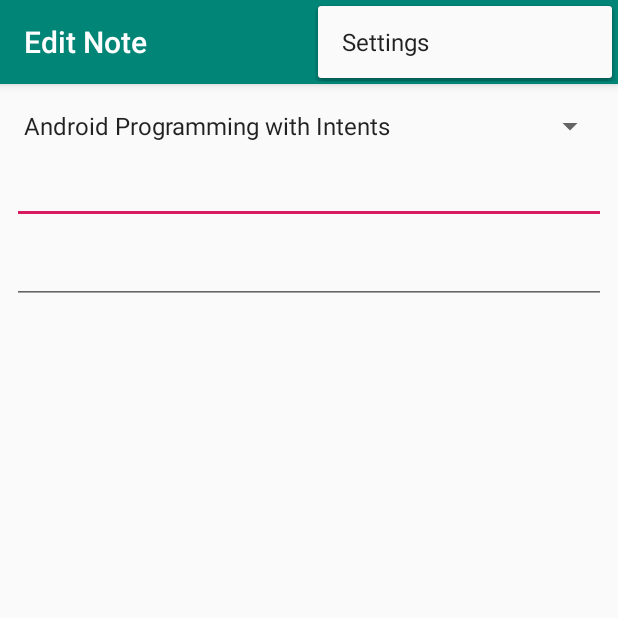
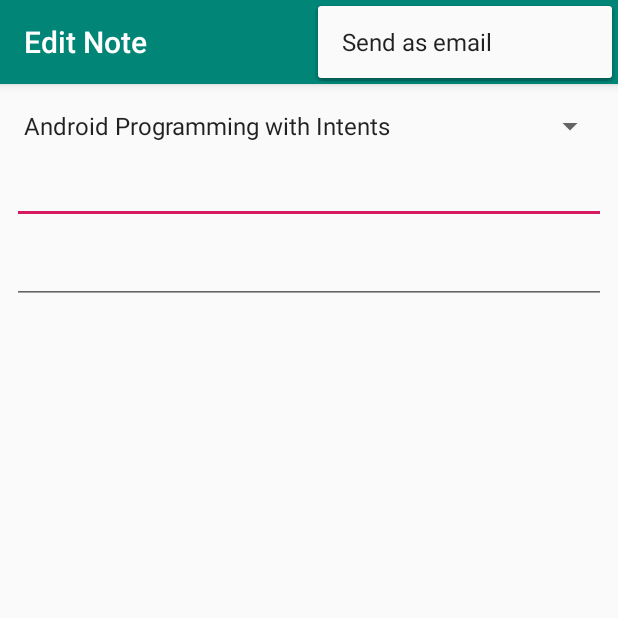
Before and after one commit to MichaelAggerholm/androidStudio_noteKeeper, an Android app: the NoteActivity screen opened directly, with no data from a screen before it, with the options menu open, on a phone screen of 412 x 824 dp, the top half of it. Run offline under Robolectric (Android 15) with nearby library versions, the phone set to English and light mode, and no system bars.

Commit message:
Tilføjet send note som email funktionalitet

```diff
--- a/app/src/main/java/com/example/notekeeper/NoteActivity.java
+++ b/app/src/main/java/com/example/notekeeper/NoteActivity.java
@@ -19,6 +19,9 @@ public class NoteActivity extends AppCompatActivity {
     public static final int POSITION_NOT_SET = -1;
     private NoteInfo mNote;
     private boolean mIsNewNote;
+    private Spinner mSpinnerCourses;
+    private EditText mTextNoteTitle;
+    private EditText mTextNoteText;
 
     @Override
     protected void onCreate(Bundle savedInstanceState) {
@@ -27,21 +30,21 @@ public class NoteActivity extends AppCompatActivity {
         Toolbar toolbar = findViewById(R.id.toolbar);
         setSupportActionBar(toolbar);
 
-        Spinner spinnerCourses = findViewById(R.id.spinner_courses);
+        mSpinnerCourses = findViewById(R.id.spinner_courses);
 
         List<CourseInfo> courses = DataManager.getInstance().getCourses();
         ArrayAdapter<CourseInfo> adapterCourses =
                 new ArrayAdapter<>(this, android.R.layout.simple_spinner_item, courses);
         adapterCourses.setDropDownViewResource(android.R.layout.simple_spinner_dropdown_item);
-        spinnerCourses.setAdapter(adapterCourses);
+        mSpinnerCourses.setAdapter(adapterCourses);
 
         readDisplayStateValues();
 
-        EditText textNoteTitle = findViewById(R.id.text_note_title);
-        EditText textNoteText = findViewById(R.id.text_note_text);
+        mTextNoteTitle = findViewById(R.id.text_note_title);
+        mTextNoteText = findViewById(R.id.text_note_text);
 
         if (!mIsNewNote)
-            displayNote(spinnerCourses, textNoteTitle, textNoteText);
+            displayNote(mSpinnerCourses, mTextNoteTitle, mTextNoteText);
     }
 
     private void displayNote(Spinner spinnerCourses, EditText textNoteTitle, EditText textNoteText) {
@@ -76,10 +79,24 @@ public class NoteActivity extends AppCompatActivity {
         int id = item.getItemId();
 
         //noinspection SimplifiableIfStatement
-        if (id == R.id.action_settings) {
+        if (id == R.id.action_send_mail) {
+            sendEmail();
             return true;
         }
 
         return super.onOptionsItemSelected(item);
     }
+
+    // Send mail som indeholder: titel, course, og selve notens tekst.
+    private void sendEmail() {
+        CourseInfo course = (CourseInfo) mSpinnerCourses.getSelectedItem();
+        String subject = mTextNoteTitle.getText().toString();
+        String text = "Checkout what i learned in the pluralsight course... yaaaay! \"" +
+                course.getTitle() + "\"\n" + mTextNoteText.getText();
+        Intent intent = new Intent(Intent.ACTION_SEND);
+        intent.setType("message/rfc2022");
+        intent.putExtra(Intent.EXTRA_SUBJECT, subject);
+        intent.putExtra(Intent.EXTRA_TEXT, text);
+        startActivity(intent);
+    }
 }
--- a/app/src/main/res/menu/menu_note.xml
+++ b/app/src/main/res/menu/menu_note.xml
@@ -3,8 +3,8 @@
     xmlns:tools="http://schemas.android.com/tools"
     tools:context="com.example.notekeeper.NoteActivity">
     <item
-        android:id="@+id/action_settings"
+        android:id="@+id/action_send_mail"
         android:orderInCategory="100"
-        android:title="@string/action_settings"
+        android:title="Send as email"
         app:showAsAction="never" />
 </menu>
```
